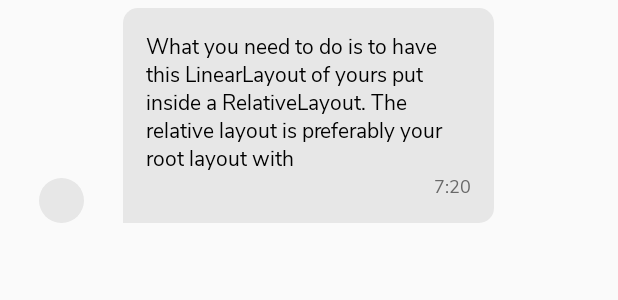
After one commit to Najihh/kiwari-android-test, an Android app: the layout chatbox.xml on its own in the app's theme, with its tools: preview values and no code run, on a phone screen of 412 x 824 dp. The commit adds this screen. Shown: the top 300 px of the screen. Run offline under Robolectric (Android 15) with nearby library versions, the phone set to English and light mode, and no system bars.

Commit message:
add layout

```diff
--- a/app/build.gradle
+++ b/app/build.gradle
@@ -23,7 +23,10 @@ dependencies {
     implementation 'androidx.appcompat:appcompat:1.0.2'
     implementation 'androidx.constraintlayout:constraintlayout:1.1.3'
     implementation 'androidx.cardview:cardview:1.0.0'
+    implementation 'androidx.recyclerview:recyclerview:1.1.0-beta03'
+    implementation 'com.google.android.material:material:1.0.0'
     implementation 'com.google.firebase:firebase-analytics:17.0.1'
+    implementation 'de.hdodenhof:circleimageview:3.0.0'
     testImplementation 'junit:junit:4.12'
     androidTestImplementation 'androidx.test:runner:1.2.0'
     androidTestImplementation 'androidx.test.espresso:espresso-core:3.2.0'
--- /dev/null
+++ b/app/src/main/res/drawable/chatbox_left.xml
@@ -0,0 +1,13 @@
+<?xml version="1.0" encoding="utf-8"?>
+<selector xmlns:android="http://schemas.android.com/apk/res/android">
+    <item >
+        <shape android:shape="rectangle"  >
+            <corners
+                android:bottomRightRadius="@dimen/rounded_chat"
+                android:topLeftRadius="@dimen/rounded_chat"
+                android:topRightRadius="@dimen/rounded_chat"/>
+            <solid
+                android:color="@color/colorChatGrey"/>
+        </shape>
+    </item>
+</selector>
--- /dev/null
+++ b/app/src/main/res/drawable/chatbox_right.xml
@@ -0,0 +1,17 @@
+<?xml version="1.0" encoding="utf-8"?>
+<selector xmlns:android="http://schemas.android.com/apk/res/android">
+    <item >
+        <shape android:shape="rectangle"  >
+            <corners
+                android:bottomLeftRadius="@dimen/rounded_chat"
+                android:topLeftRadius="@dimen/rounded_chat"
+                android:topRightRadius="@dimen/rounded_chat"/>
+            <gradient
+                android:angle="135"
+                android:endColor="@color/colorAccent"
+                android:centerColor="@color/colorPrimary"
+                android:startColor="@color/colorPrimaryDark"
+                android:type="linear" />
+        </shape>
+    </item>
+</selector>
--- /dev/null
+++ b/app/src/main/res/drawable/chatroom_background.xml
@@ -0,0 +1,4 @@
+<?xml version="1.0" encoding="utf-8"?>
+<bitmap xmlns:android="http://schemas.android.com/apk/res/android"
+    android:src="@drawable/pap"
+    android:tileMode="repeat" />
--- /dev/null
+++ b/app/src/main/res/layout/chatbox.xml
@@ -0,0 +1,105 @@
+<?xml version="1.0" encoding="utf-8"?>
+<LinearLayout
+    android:layout_marginTop="5dp"
+    xmlns:android="http://schemas.android.com/apk/res/android"
+    android:orientation="vertical"
+    android:layout_width="match_parent"
+    android:layout_height="wrap_content">
+
+    <LinearLayout
+        android:id="@+id/chat_left"
+        android:layout_width="match_parent"
+        android:layout_height="wrap_content"
+        android:orientation="horizontal"
+        android:weightSum="25">
+        <LinearLayout
+            android:layout_width="0dp"
+            android:layout_height="match_parent"
+            android:layout_weight="5"
+            android:gravity="bottom|center_horizontal">
+            <de.hdodenhof.circleimageview.CircleImageView
+                android:src="@color/colorChatGrey"
+                android:layout_width="30dp"
+                android:layout_height="30dp" />
+        </LinearLayout>
+        <LinearLayout
+            android:layout_width="0dp"
+            android:layout_height="wrap_content"
+            android:layout_weight="15"
+            android:orientation="vertical"
+            android:padding="15dp"
+            android:background="@drawable/chatbox_left">
+
+            <TextView
+                android:text="@string/dummy_text"
+                android:textColor="@color/colorBlack"
+                android:textSize="@dimen/textNormal"
+                android:fontFamily="@font/nunito"
+                android:layout_width="wrap_content"
+                android:layout_height="0dp"
+                android:layout_weight="15"/>
+            <TextView
+                android:text="7:20"
+                android:textColor="@color/colorChatText"
+                android:textSize="@dimen/textSmall"
+                android:fontFamily="@font/nunito"
+                android:layout_gravity="bottom|end"
+                android:layout_width="wrap_content"
+                android:layout_height="wrap_content" />
+
+        </LinearLayout>
+    </LinearLayout>
+
+    <LinearLayout
+        android:id="@+id/chat_right"
+        android:visibility="gone"
+        android:layout_width="match_parent"
+        android:layout_height="wrap_content"
+        android:orientation="horizontal"
+        android:weightSum="25">
+
+        <LinearLayout
+            android:layout_width="0dp"
+            android:layout_height="wrap_content"
+            android:layout_weight="5"/>
+        <LinearLayout
+            android:layout_width="0dp"
+            android:layout_height="wrap_content"
+            android:layout_weight="15"
+            android:orientation="vertical"
+            android:padding="15dp"
+            android:background="@drawable/chatbox_right">
+
+            <TextView
+                android:text="@string/dummy_text"
+                android:textColor="@color/colorBlack"
+                android:textSize="@dimen/textNormal"
+                android:fontFamily="@font/nunito"
+                android:layout_width="wrap_content"
+                android:layout_height="wrap_content"
+                android:layout_weight="15"/>
+            <TextView
+                android:text="7:20"
+                android:textColor="@color/colorWhite"
+                android:textSize="@dimen/textSmall"
+                android:fontFamily="@font/nunito"
+                android:layout_gravity="bottom|end"
+                android:layout_width="wrap_content"
+                android:layout_height="wrap_content" />
+
+        </LinearLayout>
+        <LinearLayout
+            android:layout_width="0dp"
+            android:layout_height="match_parent"
+            android:layout_weight="5"
+            android:gravity="bottom|center_horizontal">
+
+            <de.hdodenhof.circleimageview.CircleImageView
+                android:src="@color/colorPrimary"
+                android:layout_width="30dp"
+                android:layout_height="30dp" />
+
+        </LinearLayout>
+    </LinearLayout>
+
+</LinearLayout>
--- a/app/src/main/res/values/colors.xml
+++ b/app/src/main/res/values/colors.xml
@@ -7,4 +7,6 @@
     <color name="colorWhite">#FFFFFF</color>
     <color name="colorGrey">#F3F3F3</color>
     <color name="colorBlack">#000000</color>
+    <color name="colorChatGrey">#E7E7E7</color>
+    <color name="colorChatText">#696969</color>
 </resources>
--- a/app/src/main/res/values/dimension.xml
+++ b/app/src/main/res/values/dimension.xml
@@ -1,9 +1,12 @@
 <?xml version="1.0" encoding="utf-8"?>
 <resources>
     <dimen name="textSmall">12sp</dimen>
+    <dimen name="textNormal">14sp</dimen>
     <dimen name="textMedium">16sp</dimen>
+    <dimen name="textMediumExtra">20sp</dimen>
     <dimen name="textLarge">24sp</dimen>
     <dimen name="textExtraLarge">28sp</dimen>
     <dimen name="rounded_edittext">10dp</dimen>
     <dimen name="rounded_button">10dp</dimen>
+    <dimen name="rounded_chat">10dp</dimen>
 </resources>
--- a/app/src/main/res/values/strings.xml
+++ b/app/src/main/res/values/strings.xml
@@ -9,4 +9,8 @@
     <string name="login_passwordhint">*******</string>
     <string name="login_forgot">Lupa password ?</string>
     <string name="login_button">Masuk</string>
+
+
+    <string name="dummy_text">What you need to do is to have this LinearLayout of yours put inside a RelativeLayout. The relative layout is preferably your root layout with</string>
+
 </resources>
```
Also changed, not shown: app/src/main/AndroidManifest.xml (+9 -2 lines), app/src/main/java/com/senjacreative/kiwarichat/Chatroom.java (added, +14 -0 lines), app/src/main/res/drawable/ic_send.xml (added, +9 -0 lines), app/src/main/res/drawable/messagesbox.xml (added, +10 -0 lines), app/src/main/res/layout/activity_chatroom.xml (added, +100 -0 lines), app/src/main/res/drawable/pap.png (added), app/src/main/res/drawable/pat.webp (added), app/src/main/res/drawable/patt.png (added).
